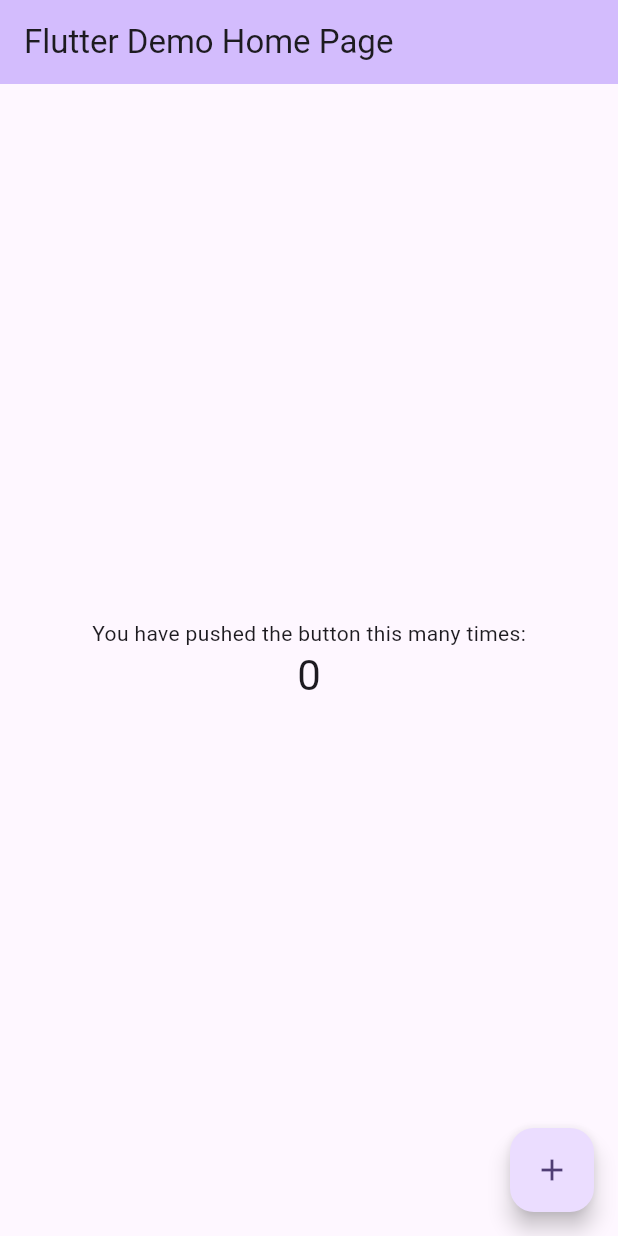
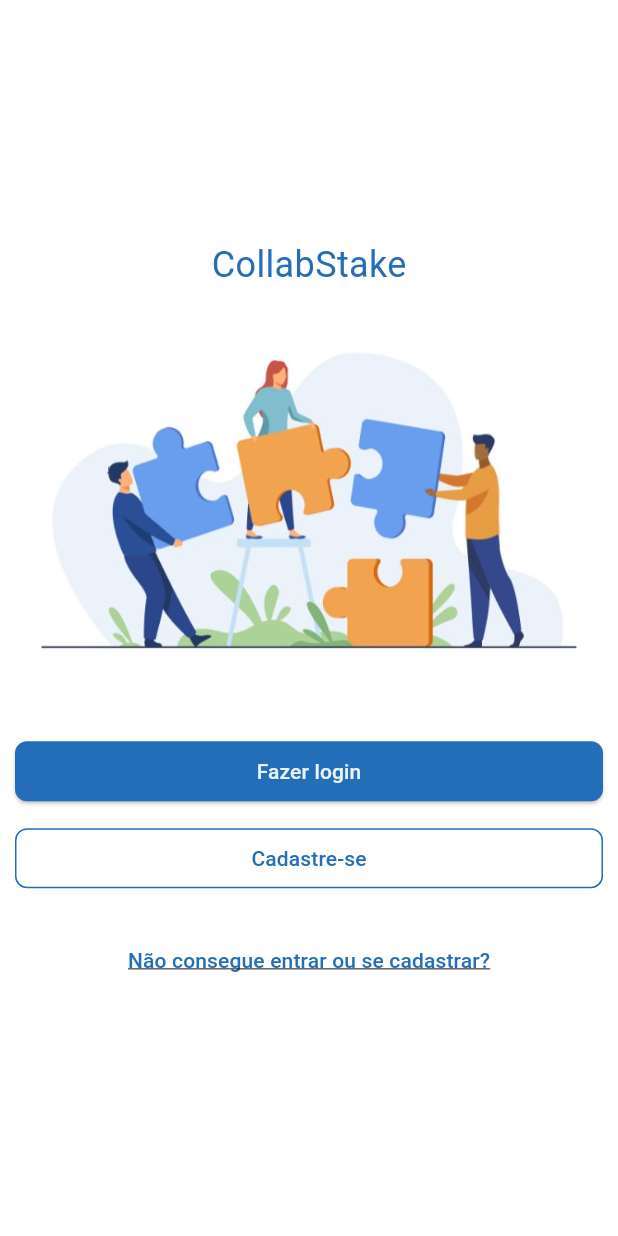
Before and after one commit to Helio07/App_CollabStake, a Flutter app: the screen it shows after launch, on a phone screen of 412 x 824 dp. Run offline on Flutter 3.47's test engine with Material 3 defaults, Android fonts, the light colour scheme and no system bars.

Commit message:
tela de login e tela inicial criada

```diff
--- a/collab_stake/lib/main.dart
+++ b/collab_stake/lib/main.dart
@@ -1,125 +1,34 @@
+import 'package:collab_stake/screens/login/login_screen.dart';
+import 'package:collab_stake/screens/login/welcome_screen.dart';
 import 'package:flutter/material.dart';
 
 void main() {
   runApp(const MyApp());
 }
 
-class MyApp extends StatelessWidget {
+
+class MyApp extends StatefulWidget {
   const MyApp({super.key});
 
-  // This widget is the root of your application.
   @override
-  Widget build(BuildContext context) {
+  State<MyApp> createState() => _MyAppState();
+}
+
+class _MyAppState extends State<MyApp> {
+
+  @override
+
+   Widget build(BuildContext context) {
     return MaterialApp(
-      title: 'Flutter Demo',
+      home: const WelcomeScreen(),
       theme: ThemeData(
-        // This is the theme of your application.
-        //
-        // TRY THIS: Try running your application with "flutter run". You'll see
-        // the application has a purple toolbar. Then, without quitting the app,
-        // try changing the seedColor in the colorScheme below to Colors.green
-        // and then invoke "hot reload" (save your changes or press the "hot
-        // reload" button in a Flutter-supported IDE, or press "r" if you used
-        // the command line to start the app).
-        //
-        // Notice that the counter didn't reset back to zero; the application
-        // state is not lost during the reload. To reset the state, use hot
-        // restart instead.
-        //
-        // This works for code too, not just values: Most code changes can be
-        // tested with just a hot reload.
-        colorScheme: ColorScheme.fromSeed(seedColor: Colors.deepPurple),
-        useMaterial3: true,
+        primaryColor: const Color(0xFF246EB9),
+        fontFamily: 'Roboto'
       ),
-      home: const MyHomePage(title: 'Flutter Demo Home Page'),
+      routes: {
+        '/login': (context) => const LoginScreen(),
+        //'/home': (context) => TelaHome(),
+      },
     );
   }
 }
-
-class MyHomePage extends StatefulWidget {
-  const MyHomePage({super.key, required this.title});
-
-  // This widget is the home page of your application. It is stateful, meaning
-  // that it has a State object (defined below) that contains fields that affect
-  // how it looks.
-
-  // This class is the configuration for the state. It holds the values (in this
-  // case the title) provided by the parent (in this case the App widget) and
-  // used by the build method of the State. Fields in a Widget subclass are
-  // always marked "final".
-
-  final String title;
-
-  @override
-  State<MyHomePage> createState() => _MyHomePageState();
-}
-
-class _MyHomePageState extends State<MyHomePage> {
-  int _counter = 0;
-
-  void _incrementCounter() {
-    setState(() {
-      // This call to setState tells the Flutter framework that something has
-      // changed in this State, which causes it to rerun the build method below
-      // so that the display can reflect the updated values. If we changed
-      // _counter without calling setState(), then the build method would not be
-      // called again, and so nothing would appear to happen.
-      _counter++;
-    });
-  }
-
-  @override
-  Widget build(BuildContext context) {
-    // This method is rerun every time setState is called, for instance as done
-    // by the _incrementCounter method above.
-    //
-    // The Flutter framework has been optimized to make rerunning build methods
-    // fast, so that you can just rebuild anything that needs updating rather
-    // than having to individually change instances of widgets.
-    return Scaffold(
-      appBar: AppBar(
-        // TRY THIS: Try changing the color here to a specific color (to
-        // Colors.amber, perhaps?) and trigger a hot reload to see the AppBar
-        // change color while the other colors stay the same.
-        backgroundColor: Theme.of(context).colorScheme.inversePrimary,
-        // Here we take the value from the MyHomePage object that was created by
-        // the App.build method, and use it to set our appbar title.
-        title: Text(widget.title),
-      ),
-      body: Center(
-        // Center is a layout widget. It takes a single child and positions it
-        // in the middle of the parent.
-        child: Column(
-          // Column is also a layout widget. It takes a list of children and
-          // arranges them vertically. By default, it sizes itself to fit its
-          // children horizontally, and tries to be as tall as its parent.
-          //
-          // Column has various properties to control how it sizes itself and
-          // how it positions its children. Here we use mainAxisAlignment to
-          // center the children vertically; the main axis here is the vertical
-          // axis because Columns are vertical (the cross axis would be
-          // horizontal).
-          //
-          // TRY THIS: Invoke "debug painting" (choose the "Toggle Debug Paint"
-          // action in the IDE, or press "p" in the console), to see the
-          // wireframe for each widget.
-          mainAxisAlignment: MainAxisAlignment.center,
-          children: <Widget>[
-            const Text(
-              'You have pushed the button this many times:',
-            ),
-            Text(
-              '$_counter',
-              style: Theme.of(context).textTheme.headlineMedium,
-            ),
-          ],
-        ),
-      ),
-      floatingActionButton: FloatingActionButton(
-        onPressed: _incrementCounter,
-        tooltip: 'Increment',
-        child: const Icon(Icons.add),
-      ), // This trailing comma makes auto-formatting nicer for build methods.
-    );
-  }
-}
--- /dev/null
+++ b/collab_stake/lib/screens/login/welcome_screen.dart
@@ -0,0 +1,96 @@
+import 'package:flutter/material.dart';
+
+class WelcomeScreen extends StatefulWidget {
+  const WelcomeScreen({super.key});
+
+  @override
+  State<WelcomeScreen> createState() => _WelcomeScreenState();
+}
+
+class _WelcomeScreenState extends State<WelcomeScreen> {
+  @override
+  Widget build(BuildContext context) {
+    return Scaffold(
+      backgroundColor: Colors.white,
+      body: SafeArea(
+        child: Center(
+          child: Column(
+            mainAxisAlignment: MainAxisAlignment.center,
+            children: [
+              Text(
+                'CollabStake',
+                style: TextStyle(
+                  fontSize: 24,
+                  color: Theme.of(context).primaryColor,
+                ),
+              ),
+              const SizedBox(height: 20),
+              Image.asset(
+                'assets/images/imgwelcome.jpg',
+              ),
+              const SizedBox(height: 40),
+              Padding(
+                padding: const EdgeInsets.symmetric(horizontal: 10.0),
+                child: SizedBox(
+                  width: double.infinity,
+                  child: ElevatedButton(
+                    onPressed: () {
+                      Navigator.pushNamed(context, '/login');
+                      print("login: ");
+                    },
+                    style: ElevatedButton.styleFrom(
+                      backgroundColor: Theme.of(context).primaryColor,
+                      shape: RoundedRectangleBorder(
+                        borderRadius: BorderRadius.circular(8),
+                      ),
+                    ),
+                    child: const Text(
+                      'Fazer login',
+                      style: TextStyle(
+                        color: Color.fromARGB(255, 235, 242, 250),
+                      ),
+                    ),
+                  ),
+                ),
+              ),
+              const SizedBox(height: 10),
+              Padding(
+                padding: const EdgeInsets.symmetric(horizontal: 10.0),
+                child: SizedBox(
+                  width: double.infinity,
+                  child: OutlinedButton(
+                    onPressed: () {
+                      Navigator.pushNamed(context, '/login');
+                      print("login: ");
+                    },
+                    style: OutlinedButton.styleFrom(
+                      side: BorderSide(color: Theme.of(context).primaryColor),
+                      shape: RoundedRectangleBorder(
+                        borderRadius: BorderRadius.circular(8),
+                      ),
+                    ),
+                    child: Text(
+                      'Cadastre-se',
+                      style: TextStyle(color: Theme.of(context).primaryColor),
+                    ),
+                  ),
+                ),
+              ),
+              const SizedBox(height: 20),
+              TextButton(
+                onPressed: () {},
+                child: Text(
+                  'Não consegue entrar ou se cadastrar?',
+                  style: TextStyle(
+                    color: Theme.of(context).primaryColor,
+                    decoration: TextDecoration.underline,
+                  ),
+                ),
+              ),
+            ],
+          ),
+        ),
+      ),
+    );
+  }
+}
--- a/collab_stake/pubspec.yaml
+++ b/collab_stake/pubspec.yaml
@@ -59,9 +59,8 @@ flutter:
   uses-material-design: true
 
   # To add assets to your application, add an assets section, like this:
-  # assets:
-  #   - images/a_dot_burr.jpeg
-  #   - images/a_dot_ham.jpeg
+  assets:
+    - assets/images/imgwelcome.jpg
 
   # An image asset can refer to one or more resolution-specific "variants", see
   # https://flutter.dev/assets-and-images/#resolution-aware
```
Also changed, not shown: collab_stake/lib/screens/login/login_screen.dart (added, +246 -0 lines), collab_stake/assets/images/imgwelcome.jpg (added).
